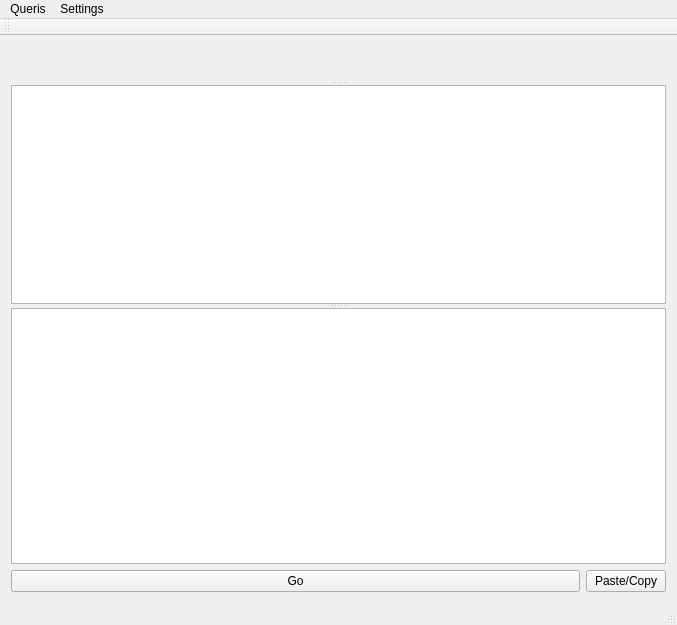
First picture: the form in Repleisiukas/mainwindow.ui, repository ssharunas/repleisiukas, before the edit.
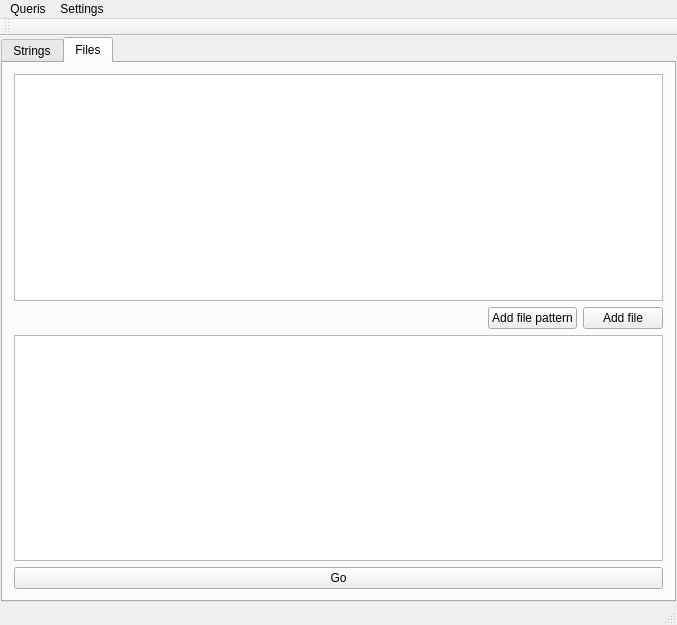
Second picture: the form after the edit. Custom widgets are drawn as their Qt base class.

Commit message: stared stage 2

Diff of the .ui file:
```diff
--- a/Repleisiukas/mainwindow.ui
+++ b/Repleisiukas/mainwindow.ui
@@ -14,6 +14,25 @@
    <string>Repleisiukas</string>
   </property>
   <widget class="QWidget" name="centralWidget">
+   <layout class="QVBoxLayout" name="verticalLayout_2">
+    <property name="spacing">
+     <number>1</number>
+    </property>
+    <property name="margin">
+     <number>1</number>
+    </property>
+    <item>
+     <widget class="QTabWidget" name="tabWidget">
+      <property name="currentIndex">
+       <number>1</number>
+      </property>
+      <widget class="QWidget" name="tab_2">
+       <property name="styleSheet">
+        <string notr="true"/>
+       </property>
+       <attribute name="title">
+        <string>Strings</string>
+       </attribute>
    <layout class="QVBoxLayout" name="verticalLayout">
     <item>
      <widget class="QSplitter" name="splitter_2">
@@ -70,6 +89,65 @@
     </item>
    </layout>
   </widget>
+      <widget class="QWidget" name="tab">
+       <attribute name="title">
+        <string>Files</string>
+       </attribute>
+       <layout class="QVBoxLayout" name="verticalLayout_3">
+        <item>
+         <widget class="QListWidget" name="listWidget"/>
+        </item>
+        <item>
+         <layout class="QHBoxLayout" name="horizontalLayout_2">
+          <item>
+           <spacer name="horizontalSpacer">
+            <property name="orientation">
+             <enum>Qt::Horizontal</enum>
+            </property>
+            <property name="sizeHint" stdset="0">
+             <size>
+              <width>40</width>
+              <height>20</height>
+             </size>
+            </property>
+           </spacer>
+          </item>
+          <item>
+           <widget class="QPushButton" name="pushButton_3">
+            <property name="text">
+             <string>Add file pattern</string>
+            </property>
+           </widget>
+          </item>
+          <item>
+           <widget class="QPushButton" name="pushButton_2">
+            <property name="text">
+             <string>Add file</string>
+            </property>
+           </widget>
+          </item>
+         </layout>
+        </item>
+        <item>
+         <widget class="QPlainTextEdit" name="stringOut_2">
+          <property name="tabStopWidth">
+           <number>40</number>
+          </property>
+         </widget>
+        </item>
+        <item>
+         <widget class="QPushButton" name="pushButton_4">
+          <property name="text">
+           <string>Go</string>
+          </property>
+         </widget>
+        </item>
+       </layout>
+      </widget>
+     </widget>
+    </item>
+   </layout>
+  </widget>
   <widget class="QMenuBar" name="menuBar">
    <property name="geometry">
     <rect>
```
Left out of the diff: 2 changed lines with no effect on the pictures. Lines whose indentation alone changed are shown as unchanged. The commit also changes 2 other files.
